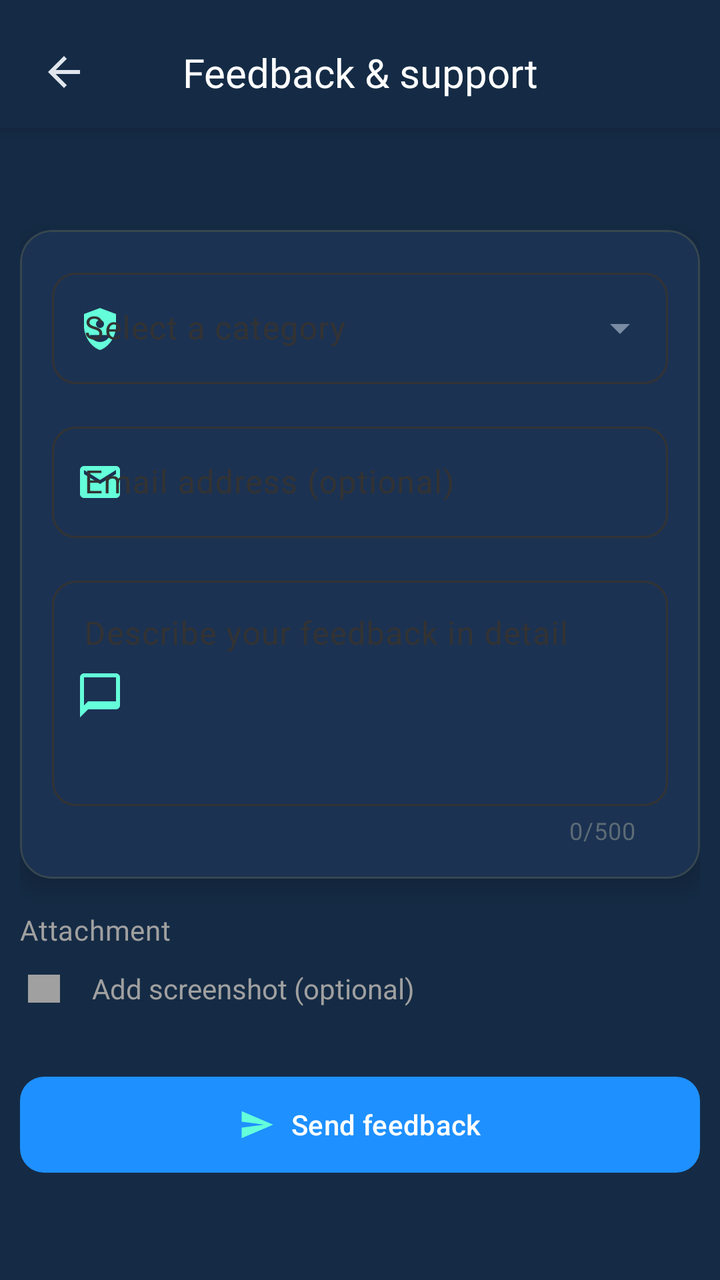
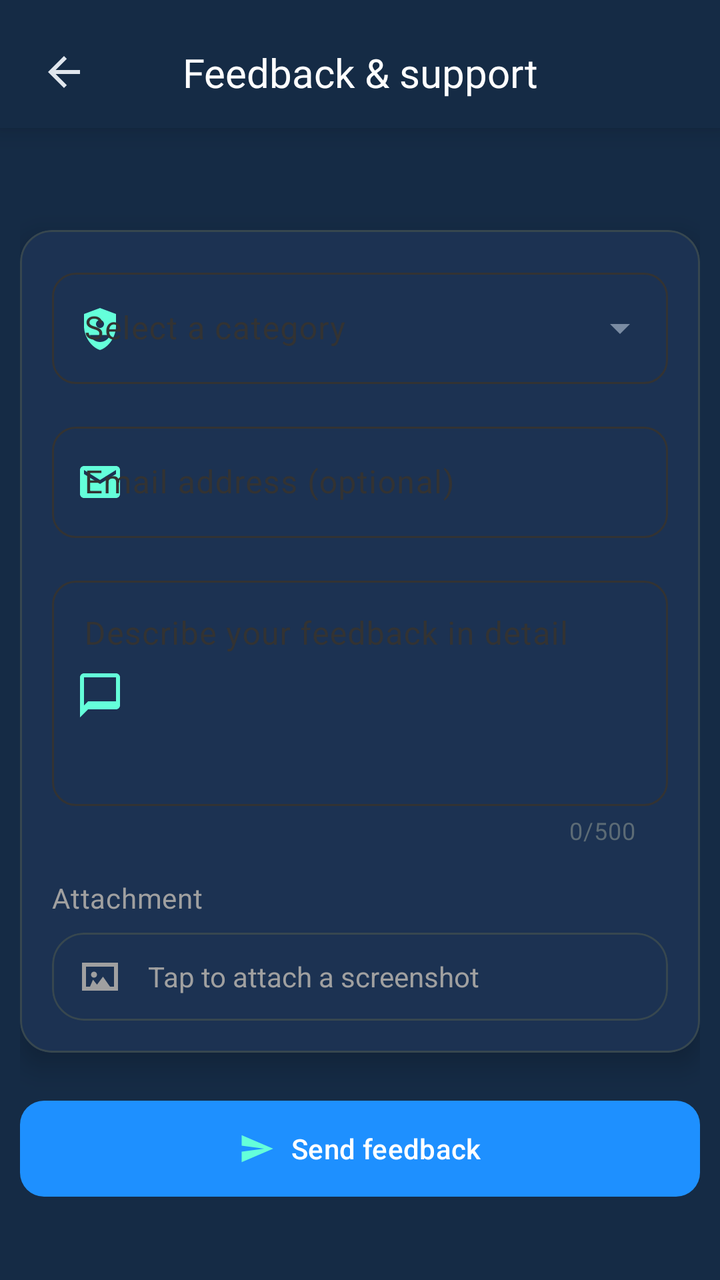

An Android layout rendered at two revisions. The XML below is the earlier revision; the diff shows what the commit changed to produce the second picture.
<!-- AndroidManifest.xml: application theme AppTheme -->
<!-- res/layout/fragment_feedback.xml -->
<?xml version="1.0" encoding="utf-8"?>
<androidx.constraintlayout.widget.ConstraintLayout
    xmlns:android="http://schemas.android.com/apk/res/android"
    xmlns:app="http://schemas.android.com/apk/res-auto"
    xmlns:tools="http://schemas.android.com/tools"
    android:layout_width="match_parent"
    android:layout_height="match_parent"
    android:background="@color/background_color"
    tools:context=".ui.tabs.settings.feedback.FeedbackFragment">

    
    <androidx.constraintlayout.widget.ConstraintLayout
        android:id="@+id/headerContainer"
        android:layout_width="match_parent"
        android:layout_height="wrap_content"
        android:paddingHorizontal="16dp"
        android:paddingTop="20dp"
        android:paddingBottom="12dp"
        android:background="@color/background_color"
        android:elevation="8dp"
        app:layout_constraintTop_toTopOf="parent">

        <ImageView
            android:id="@+id/btnBack"
            android:layout_width="32dp"
            android:layout_height="32dp"
            android:src="@drawable/ic_back"
            android:scaleType="center"
            app:tint="?attr/colorOnSurface"
            android:clickable="true"
            android:focusable="true"
            android:contentDescription="@string/feedback_back_button_desc"
            app:layout_constraintBottom_toBottomOf="parent"
            app:layout_constraintStart_toStartOf="parent"
            app:layout_constraintTop_toTopOf="parent" />

        <TextView
            android:id="@+id/tvTitle"
            style="@style/TextAppearance.Aqua.EditProfileTitle"
            android:layout_width="wrap_content"
            android:layout_height="wrap_content"
            android:text="@string/feedback_title"
            android:importantForAccessibility="yes"
            app:layout_constraintTop_toTopOf="parent"
            app:layout_constraintBottom_toBottomOf="parent"
            app:layout_constraintStart_toStartOf="parent"
            app:layout_constraintEnd_toEndOf="parent" />
    </androidx.constraintlayout.widget.ConstraintLayout>

    
    <ScrollView
        android:id="@+id/scrollContent"
        android:layout_width="0dp"
        android:layout_height="0dp"
        android:fillViewport="true"
        android:clipToPadding="false"
        android:scrollbars="none"
        app:layout_constraintTop_toBottomOf="@id/headerContainer"
        app:layout_constraintBottom_toBottomOf="parent"
        app:layout_constraintStart_toStartOf="parent"
        app:layout_constraintEnd_toEndOf="parent">

        <LinearLayout
            android:id="@+id/contentRoot"
            android:layout_width="match_parent"
            android:layout_height="wrap_content"
            android:orientation="vertical"
            android:paddingStart="10dp"
            android:paddingEnd="10dp"
            android:paddingTop="16dp"
            android:paddingBottom="16dp">

            
            <TextView
                android:id="@+id/tvSubInfo"
                style="@style/TextAppearance.Aqua.Feedback.SubInfo"
                android:layout_width="match_parent"
                android:layout_height="wrap_content"
                android:gravity="center"
                android:lineSpacingExtra="4dp"
                android:layout_marginBottom="16dp"
                android:contentDescription="@string/feedback_subinfo_desc" />

            
            <com.google.android.material.card.MaterialCardView
                android:id="@+id/cardFeedbackForm"
                android:layout_width="match_parent"
                android:layout_height="wrap_content"
                style="@style/Widget.Aqua.CardStyles">

                <LinearLayout
                    android:id="@+id/formContainer"
                    android:layout_width="match_parent"
                    android:layout_height="wrap_content"
                    android:orientation="vertical"
                    android:padding="16dp"
                    android:contentDescription="@string/feedback_form_desc">

                    
                    <com.google.android.material.textfield.TextInputLayout
                        android:id="@+id/inputLayoutCategory"
                        style="@style/AuthTextInputLayout"
                        android:layout_width="match_parent"
                        android:layout_height="wrap_content"
                        android:hint="@string/feedback_hint_category"
                        android:contentDescription="@string/feedback_category_desc"
                        app:startIconDrawable="@drawable/ic_category"
                        app:startIconTint="#64FFDA"
                        app:endIconMode="dropdown_menu"
                        app:endIconTint="#7A8CA3">

                        <AutoCompleteTextView
                            android:id="@+id/autoCategory"
                            style="@style/AuthEditText"
                            android:layout_width="match_parent"
                            android:layout_height="wrap_content"
                            android:inputType="none"
                            android:focusable="true"
                            android:clickable="true"
                            android:cursorVisible="false" />
                    </com.google.android.material.textfield.TextInputLayout>

                    
                    <com.google.android.material.textfield.TextInputLayout
                        android:id="@+id/inputLayoutEmail"
                        style="@style/AuthTextInputLayout"
                        android:layout_width="match_parent"
                        android:layout_height="wrap_content"
                        android:hint="@string/feedback_hint_email"
                        android:layout_marginTop="16dp"
                        android:contentDescription="@string/feedback_email_desc"
                        app:startIconDrawable="@drawable/ic_email"
                        app:startIconTint="#64FFDA">

                        <com.google.android.material.textfield.TextInputEditText
                            android:id="@+id/etEmail"
                            style="@style/AuthEditText"
                            android:layout_width="match_parent"
                            android:layout_height="wrap_content"
                            android:inputType="textEmailAddress" />
                    </com.google.android.material.textfield.TextInputLayout>

                    
                    <FrameLayout
                        android:id="@+id/messageContainer"
                        android:layout_width="match_parent"
                        android:layout_height="wrap_content"
                        android:layout_marginTop="16dp">

                        <com.google.android.material.textfield.TextInputLayout
                            android:id="@+id/inputLayoutMessage"
                            style="@style/AuthTextInputLayout"
                            android:layout_width="match_parent"
                            android:layout_height="wrap_content"
                            android:hint="@string/feedback_hint_message"
                            android:contentDescription="@string/feedback_message_area_desc"
                            app:startIconDrawable="@drawable/ic_message"
                            app:startIconTint="#64FFDA"
                            app:counterEnabled="true"
                            app:counterMaxLength="500">

                            <com.google.android.material.textfield.TextInputEditText
                                android:id="@+id/etMessage"
                                style="@style/AuthEditText"
                                android:layout_width="match_parent"
                                android:layout_height="wrap_content"
                                android:minLines="4"
                                android:gravity="top"
                                android:inputType="textMultiLine"
                                android:overScrollMode="never" />
                        </com.google.android.material.textfield.TextInputLayout>

                        
                        <com.airbnb.lottie.LottieAnimationView
                            android:id="@+id/lottieSuccess"
                            android:layout_width="60dp"
                            android:layout_height="60dp"
                            android:layout_gravity="center"
                            android:visibility="gone"
                            app:lottie_rawRes="@raw/success_feedback"
                            app:lottie_autoPlay="false"
                            app:lottie_loop="false" />
                    </FrameLayout>

                </LinearLayout>
            </com.google.android.material.card.MaterialCardView>
			
			
<TextView
    android:id="@+id/tvScreenshotLabel"
    style="@style/TextAppearance.Aqua.Feedback.SubInfo"
    android:layout_width="match_parent"
    android:layout_height="wrap_content"
    android:layout_marginTop="16dp"
    android:text="@string/feedback_screenshot_label"
    android:gravity="start" />

<LinearLayout
    android:id="@+id/rowAddScreenshot"
    android:layout_width="match_parent"
    android:layout_height="wrap_content"
    android:orientation="horizontal"
    android:gravity="center_vertical"
    android:paddingTop="8dp"
    android:paddingBottom="8dp"
    android:clickable="true"
    android:focusable="true"
    android:background="?attr/selectableItemBackgroundBorderless">

    <ImageView
        android:id="@+id/ivScreenshotIcon"
        android:layout_width="24dp"
        android:layout_height="24dp"
        android:src="@drawable/ic_image"
        app:tint="@color/settings_text_secondary" />

    <TextView
        android:id="@+id/tvScreenshotInfo"
        android:layout_width="0dp"
        android:layout_height="wrap_content"
        android:layout_marginStart="12dp"
        android:layout_weight="1"
        android:text="@string/feedback_screenshot_add"
        android:textSize="14sp"
        android:textColor="@color/settings_text_secondary" />

    <ImageView
        android:id="@+id/ivScreenshotClear"
        android:layout_width="24dp"
        android:layout_height="24dp"
        android:src="@drawable/ic_close"
        app:tint="@color/settings_text_secondary"
        android:visibility="gone" />
</LinearLayout>

            
            <com.google.android.material.button.MaterialButton
                android:id="@+id/btnSend"
                style="@style/Widget.Aqua.PrimaryButton"
                android:layout_width="match_parent"
                android:layout_height="wrap_content"
                android:layout_marginTop="24dp"
                android:text="@string/feedback_send"
                android:textAllCaps="false"
                app:icon="@drawable/ic_send"
                app:iconTint="#64FFDA"
                app:iconSize="18dp"
                app:iconGravity="textStart"
                app:iconPadding="8dp"
                android:contentDescription="@string/feedback_send_desc" />

            
            <ProgressBar
                android:id="@+id/progressBarSending"
                style="?android:attr/progressBarStyleSmall"
                android:layout_width="wrap_content"
                android:layout_height="wrap_content"
                android:layout_gravity="center_horizontal"
                android:layout_marginTop="8dp"
                android:visibility="gone" />

            
            <TextView
                android:id="@+id/tvFooter"
                style="@style/TextAppearance.Aqua.Feedback.Footer"
                android:layout_width="match_parent"
                android:layout_height="wrap_content"
                android:layout_marginTop="12dp"
                android:layout_marginBottom="16dp"
                android:gravity="center"
                android:lineSpacingExtra="3dp"
                android:contentDescription="@string/feedback_footer_desc" />

        </LinearLayout>
    </ScrollView>

</androidx.constraintlayout.widget.ConstraintLayout>
<!-- resources referenced by this layout -->
<resources>
  <color name="background_color">#152B45</color>
  <color name="settings_text_secondary">#A0A0A0</color>
  <!-- drawable ic_image (drawable) -->
  <?xml version="1.0" encoding="utf-8"?>
  <vector xmlns:android="http://schemas.android.com/apk/res/android"
      android:width="24dp"
      android:height="24dp"
      android:viewportWidth="24"
      android:viewportHeight="24">
  
      
      <path
          android:fillColor="@android:color/white"
          android:pathData="M4,5h16v14h-16z" />
  
      
      <path
          android:fillColor="@android:color/white"
          android:pathData="M6,15l3.5,-4.5l2.5,3.5l2,-2.5l4,5z" />
  
      
      <path
          android:fillColor="@android:color/white"
          android:pathData="M15.5,9a1.5,1.5 0 1,1 -3,0a1.5,1.5 0 1,1 3,0" />
  </vector>
  <string name="feedback_back_button_desc">
          Go back from feedback and support screen
      </string>
  <string name="feedback_category_desc">
          Dropdown input to choose the feedback category.
      </string>
  <string name="feedback_email_desc">
          Optional email field used to contact the user about their feedback.
      </string>
  <string name="feedback_footer_desc">
          Additional note explaining how feedback messages are handled.
      </string>
  <string name="feedback_form_desc">
          Feedback form container including category, email and message fields.
      </string>
  <string name="feedback_hint_category">Select a category</string>
  <string name="feedback_hint_email">Email address (optional)</string>
  <string name="feedback_hint_message">Describe your feedback in detail</string>
  <string name="feedback_message_area_desc">
          Multiline text field where the user types their feedback message.
      </string>
  <string name="feedback_screenshot_add">Add screenshot (optional)</string>
  <string name="feedback_screenshot_label">Attachment</string>
  <string name="feedback_send">Send feedback</string>
  <string name="feedback_send_desc">
          Button that submits the feedback form.
      </string>
  <string name="feedback_subinfo_desc">
          Short description explaining that user can send feedback about the app.
      </string>
  <string name="feedback_title">Feedback &amp; support</string>
  <style name="AuthEditText" parent="Widget.Material3.TextInputEditText.OutlinedBox">
      <item name="android:textColor">@color/auth_text_color</item>
      <item name="colorControlActivated">@color/auth_focus_color</item> 
  </style>
  <style name="Widget.Aqua.CardStyles" parent="Widget.MaterialComponents.CardView">
      <item name="cardBackgroundColor">@color/settings_card_background</item>
      <item name="cardCornerRadius">16dp</item>
      <item name="cardElevation">8dp</item>
      <item name="cardUseCompatPadding">false</item>
  </style>
  <color name="auth_text_color">#FFFFFF</color>
  <color name="auth_focus_color">#2196F3</color>
  <color name="settings_card_background">#1C3252</color>
  <color name="aqua_button_blue">#1E90FF</color>
  <color name="md_theme_light_primary">#2196F3</color>
  <color name="md_theme_light_onPrimary">#FFFFFF</color>
  <color name="md_theme_light_secondary">#4A6363</color>
  <color name="md_theme_light_onSecondary">#FFFFFF</color>
  <color name="md_theme_light_background">#152B45</color>
  <color name="md_theme_light_surface">#152B45</color>
  <color name="md_theme_light_onSurface">#E0E6ED</color>
  <color name="md_theme_light_surfaceVariant">#233042</color>
  <color name="md_theme_light_onSurfaceVariant">#5C6B75</color>
  <color name="md_theme_light_outline">#455A64</color>
  <color name="md_theme_light_outlineVariant">#37474F</color>
  <color name="md_theme_light_error">#D32F2F</color>
  <color name="md_theme_light_onError">#FFFFFF</color>
  <!-- unchanged entries left out for length: 12 -->
</resources>

<!-- the commit's change to res/layout/fragment_feedback.xml (unified diff, before → after) -->
@@ -182,56 +182,67 @@
                             app:lottie_loop="false" />
                     </FrameLayout>
 
+                    
+                    <TextView
+                        android:id="@+id/tvScreenshotLabel"
+                        style="@style/TextAppearance.Aqua.Feedback.SubInfo"
+                        android:layout_width="match_parent"
+                        android:layout_height="wrap_content"
+                        android:layout_marginTop="16dp"
+                        android:text="@string/feedback_attachment_title"
+                        android:gravity="start" />
+
+                    
+                    <com.google.android.material.card.MaterialCardView
+                        android:id="@+id/cardScreenshot"
+                        style="@style/Widget.Aqua.CardStyles"
+                        android:layout_width="match_parent"
+                        android:layout_height="wrap_content"
+                        android:layout_marginTop="8dp"
+                        app:cardElevation="0dp"
+                        app:cardUseCompatPadding="false">
+
+                        <LinearLayout
+                            android:id="@+id/rowAddScreenshot"
+                            android:layout_width="match_parent"
+                            android:layout_height="wrap_content"
+                            android:orientation="horizontal"
+                            android:gravity="center_vertical"
+                            android:paddingHorizontal="12dp"
+                            android:paddingVertical="10dp"
+                            android:clickable="true"
+                            android:focusable="true"
+                            android:background="?attr/selectableItemBackgroundBorderless">
+
+                            <ImageView
+                                android:id="@+id/ivScreenshotIcon"
+                                android:layout_width="24dp"
+                                android:layout_height="24dp"
+                                android:src="@drawable/ic_image"
+                                app:tint="@color/settings_text_secondary" />
+
+                            <TextView
+                                android:id="@+id/tvScreenshotInfo"
+                                android:layout_width="0dp"
+                                android:layout_height="wrap_content"
+                                android:layout_marginStart="12dp"
+                                android:layout_weight="1"
+                                android:text="@string/feedback_screenshot_add"
+                                android:textSize="14sp"
+                                android:textColor="@color/settings_text_secondary" />
+
+                            <ImageView
+                                android:id="@+id/ivScreenshotClear"
+                                android:layout_width="24dp"
+                                android:layout_height="24dp"
+                                android:src="@drawable/ic_close"
+                                app:tint="@color/settings_text_secondary"
+                                android:visibility="gone" />
+                        </LinearLayout>
+                    </com.google.android.material.card.MaterialCardView>
+
                 </LinearLayout>
             </com.google.android.material.card.MaterialCardView>
-			
-			
-<TextView
-    android:id="@+id/tvScreenshotLabel"
-    style="@style/TextAppearance.Aqua.Feedback.SubInfo"
-    android:layout_width="match_parent"
-    android:layout_height="wrap_content"
-    android:layout_marginTop="16dp"
-    android:text="@string/feedback_screenshot_label"
-    android:gravity="start" />
-
-<LinearLayout
-    android:id="@+id/rowAddScreenshot"
-    android:layout_width="match_parent"
-    android:layout_height="wrap_content"
-    android:orientation="horizontal"
-    android:gravity="center_vertical"
-    android:paddingTop="8dp"
-    android:paddingBottom="8dp"
-    android:clickable="true"
-    android:focusable="true"
-    android:background="?attr/selectableItemBackgroundBorderless">
-
-    <ImageView
-        android:id="@+id/ivScreenshotIcon"
-        android:layout_width="24dp"
-        android:layout_height="24dp"
-        android:src="@drawable/ic_image"
-        app:tint="@color/settings_text_secondary" />
-
-    <TextView
-        android:id="@+id/tvScreenshotInfo"
-        android:layout_width="0dp"
-        android:layout_height="wrap_content"
-        android:layout_marginStart="12dp"
-        android:layout_weight="1"
-        android:text="@string/feedback_screenshot_add"
-        android:textSize="14sp"
-        android:textColor="@color/settings_text_secondary" />
-
-    <ImageView
-        android:id="@+id/ivScreenshotClear"
-        android:layout_width="24dp"
-        android:layout_height="24dp"
-        android:src="@drawable/ic_close"
-        app:tint="@color/settings_text_secondary"
-        android:visibility="gone" />
-</LinearLayout>
 
             
             <com.google.android.material.button.MaterialButton
<!-- resource entries referenced after the edit -->
@@ -3,28 +3,16 @@
   <color name="background_color">#152B45</color>
   <color name="settings_text_secondary">#A0A0A0</color>
   <!-- drawable ic_image (drawable) -->
-  <?xml version="1.0" encoding="utf-8"?>
   <vector xmlns:android="http://schemas.android.com/apk/res/android"
       android:width="24dp"
       android:height="24dp"
       android:viewportWidth="24"
       android:viewportHeight="24">
-  
-      
       <path
           android:fillColor="@android:color/white"
-          android:pathData="M4,5h16v14h-16z" />
-  
-      
-      <path
-          android:fillColor="@android:color/white"
-          android:pathData="M6,15l3.5,-4.5l2.5,3.5l2,-2.5l4,5z" />
-  
-      
-      <path
-          android:fillColor="@android:color/white"
-          android:pathData="M15.5,9a1.5,1.5 0 1,1 -3,0a1.5,1.5 0 1,1 3,0" />
+          android:pathData="M21,19L3,19L3,5L21,5V19zM5,17L19,17L19,7L5,7V17zM8.5,13.5L10.5,16L13.5,12L17,17H7L8.5,13.5zM9,9.5A1.5,1.5 0 0,1 10.5,11A1.5,1.5 0 0,1 9,12.5A1.5,1.5 0 0,1 7.5,11A1.5,1.5 0 0,1 9,9.5z" />
   </vector>
+  <string name="feedback_attachment_title">Attachment</string>
   <string name="feedback_back_button_desc">
           Go back from feedback and support screen
       </string>
@@ -46,8 +34,7 @@
   <string name="feedback_message_area_desc">
           Multiline text field where the user types their feedback message.
       </string>
-  <string name="feedback_screenshot_add">Add screenshot (optional)</string>
-  <string name="feedback_screenshot_label">Attachment</string>
+  <string name="feedback_screenshot_add">Tap to attach a screenshot</string>
   <string name="feedback_send">Send feedback</string>
   <string name="feedback_send_desc">
           Button that submits the feedback form.
